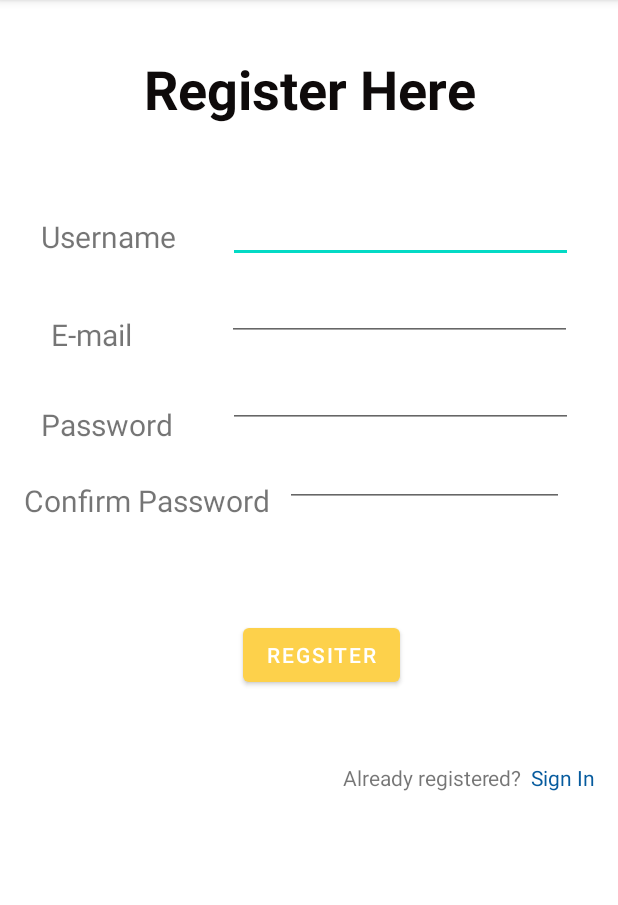
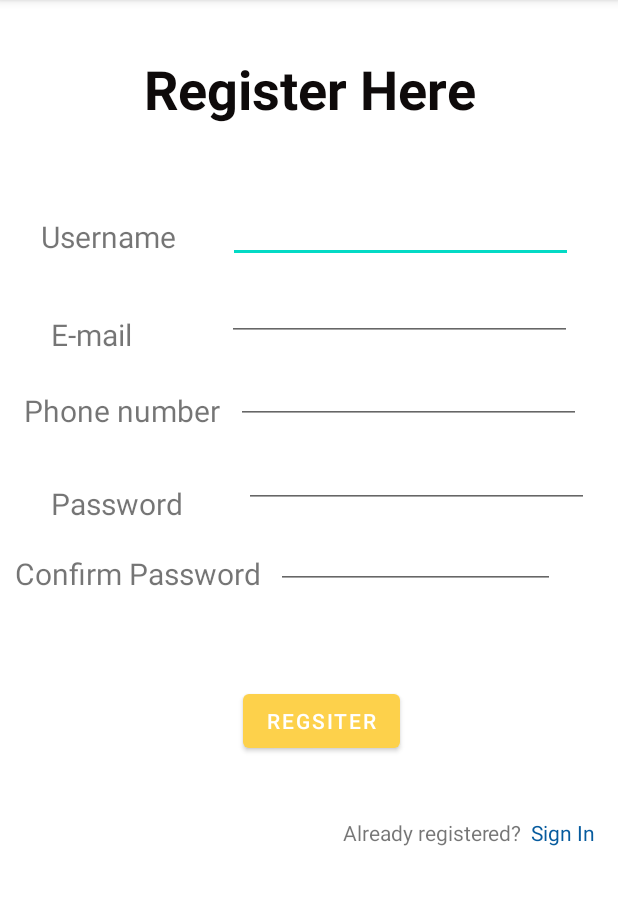
Before and after one commit to aashish2604/TicTacToe, an Android app: the SignUp screen opened directly, with no data from a screen before it, on a phone screen of 412 x 824 dp, the part 84-989 px from its top. Run offline under Robolectric (Android 15) with nearby library versions, the phone set to English and light mode, and no system bars; our stand-ins replace Firebase (no records; nobody signed in at launch, a user with empty details on screens opened directly).

```diff
--- a/app/build.gradle
+++ b/app/build.gradle
@@ -35,6 +35,7 @@ dependencies {
     implementation 'androidx.constraintlayout:constraintlayout:2.0.4'
     implementation 'androidx.lifecycle:lifecycle-livedata-ktx:2.2.0'
     implementation 'androidx.lifecycle:lifecycle-viewmodel-ktx:2.2.0'
+    implementation 'com.google.firebase:firebase-database:19.2.1'
     testImplementation 'junit:junit:4.+'
     androidTestImplementation 'androidx.test.ext:junit:1.1.2'
     androidTestImplementation 'androidx.test.espresso:espresso-core:3.3.0'
--- a/app/src/main/java/com/example/tictactoe/MainActivity.java
+++ b/app/src/main/java/com/example/tictactoe/MainActivity.java
@@ -59,8 +59,9 @@ public class MainActivity extends AppCompatActivity {
         });
     }
     private void validate(String uid,String pass){
-        progressDialog.setMessage("Take a breadth !");
+        progressDialog.setMessage("Take a breath !");
         progressDialog.show();
+        message.setVisibility(View.INVISIBLE);
         firebaseAuth.signInWithEmailAndPassword(uid,pass).addOnCompleteListener(new OnCompleteListener<AuthResult>() {
             @Override
             public void onComplete(@NonNull Task<AuthResult> task) {
@@ -70,7 +71,9 @@ public class MainActivity extends AppCompatActivity {
                     startActivity(new Intent(MainActivity.this,MainScreen.class));
                 }
                 else{
+                    progressDialog.dismiss();
                     Toast.makeText(MainActivity.this,"Login Failed",Toast.LENGTH_SHORT).show();
+                    message.setVisibility(View.VISIBLE);
                 }
             }
         });
--- a/app/src/main/res/layout/activity_sign_up.xml
+++ b/app/src/main/res/layout/activity_sign_up.xml
@@ -40,10 +40,10 @@
         android:textSize="20dp"
         app:layout_constraintBottom_toBottomOf="parent"
         app:layout_constraintEnd_toEndOf="parent"
-        app:layout_constraintHorizontal_bias="0.087"
+        app:layout_constraintHorizontal_bias="0.109"
         app:layout_constraintStart_toStartOf="parent"
         app:layout_constraintTop_toBottomOf="@+id/tvemail"
-        app:layout_constraintVertical_bias="0.072" />
+        app:layout_constraintVertical_bias="0.174" />
 
     <TextView
         android:id="@+id/textView6"
@@ -53,10 +53,10 @@
         android:textSize="20dp"
         app:layout_constraintBottom_toBottomOf="parent"
         app:layout_constraintEnd_toEndOf="parent"
-        app:layout_constraintHorizontal_bias="0.067"
+        app:layout_constraintHorizontal_bias="0.042"
         app:layout_constraintStart_toStartOf="parent"
         app:layout_constraintTop_toBottomOf="@+id/textView5"
-        app:layout_constraintVertical_bias="0.064" />
+        app:layout_constraintVertical_bias="0.061" />
 
     <EditText
         android:id="@+id/euser"
@@ -95,10 +95,10 @@
         android:inputType="textPassword"
         app:layout_constraintBottom_toBottomOf="parent"
         app:layout_constraintEnd_toEndOf="parent"
-        app:layout_constraintHorizontal_bias="0.433"
+        app:layout_constraintHorizontal_bias="0.586"
         app:layout_constraintStart_toEndOf="@+id/textView5"
         app:layout_constraintTop_toBottomOf="@+id/eemail"
-        app:layout_constraintVertical_bias="0.036"
+        app:layout_constraintVertical_bias="0.143"
         tools:ignore="MissingConstraints" />
 
     <EditText
@@ -112,7 +112,7 @@
         app:layout_constraintHorizontal_bias="0.0"
         app:layout_constraintStart_toEndOf="@+id/textView6"
         app:layout_constraintTop_toBottomOf="@+id/epassword"
-        app:layout_constraintVertical_bias="0.038"
+        app:layout_constraintVertical_bias="0.046"
         tools:ignore="MissingConstraints" />
 
     <TextView
@@ -171,4 +171,30 @@
         app:layout_constraintTop_toBottomOf="@+id/butt"
         app:layout_constraintVertical_bias="0.166"
         tools:ignore="MissingConstraints" />
+
+    <TextView
+        android:id="@+id/phonenum"
+        android:layout_width="141dp"
+        android:layout_height="35dp"
+        android:text="Phone number"
+        android:textSize="20dp"
+        app:layout_constraintBottom_toTopOf="@+id/textView5"
+        app:layout_constraintEnd_toEndOf="parent"
+        app:layout_constraintHorizontal_bias="0.059"
+        app:layout_constraintStart_toStartOf="parent"
+        app:layout_constraintTop_toBottomOf="@+id/tvemail" />
+
+    <EditText
+        android:id="@+id/ephonenum"
+        android:layout_width="230dp"
+        android:layout_height="40dp"
+        android:ems="10"
+        android:inputType="textPersonName"
+        app:layout_constraintBottom_toTopOf="@+id/epassword"
+        app:layout_constraintEnd_toEndOf="parent"
+        app:layout_constraintHorizontal_bias="0.0"
+        app:layout_constraintStart_toEndOf="@+id/phonenum"
+        app:layout_constraintTop_toBottomOf="@+id/eemail"
+        app:layout_constraintVertical_bias="0.481" />
+
 </androidx.constraintlayout.widget.ConstraintLayout>
```
Also changed, not shown: app/src/main/java/com/example/tictactoe/SignUp.java (+15 -0 lines), app/src/main/java/com/example/tictactoe/dataholder.java (added, +27 -0 lines), 1 other file.
